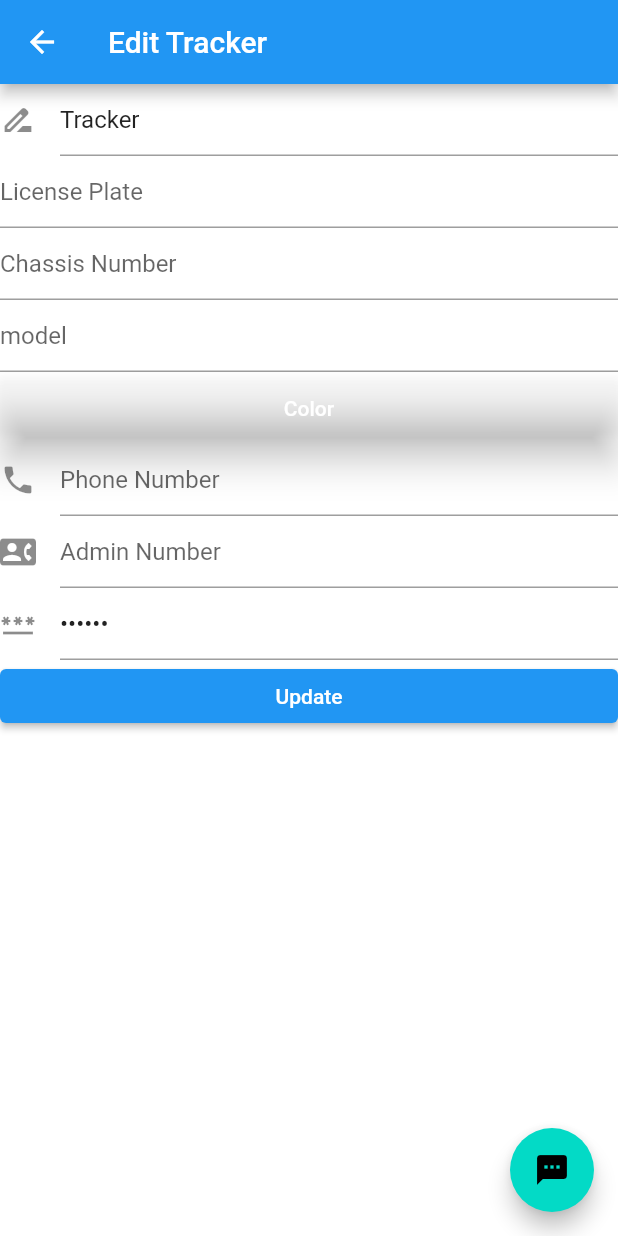
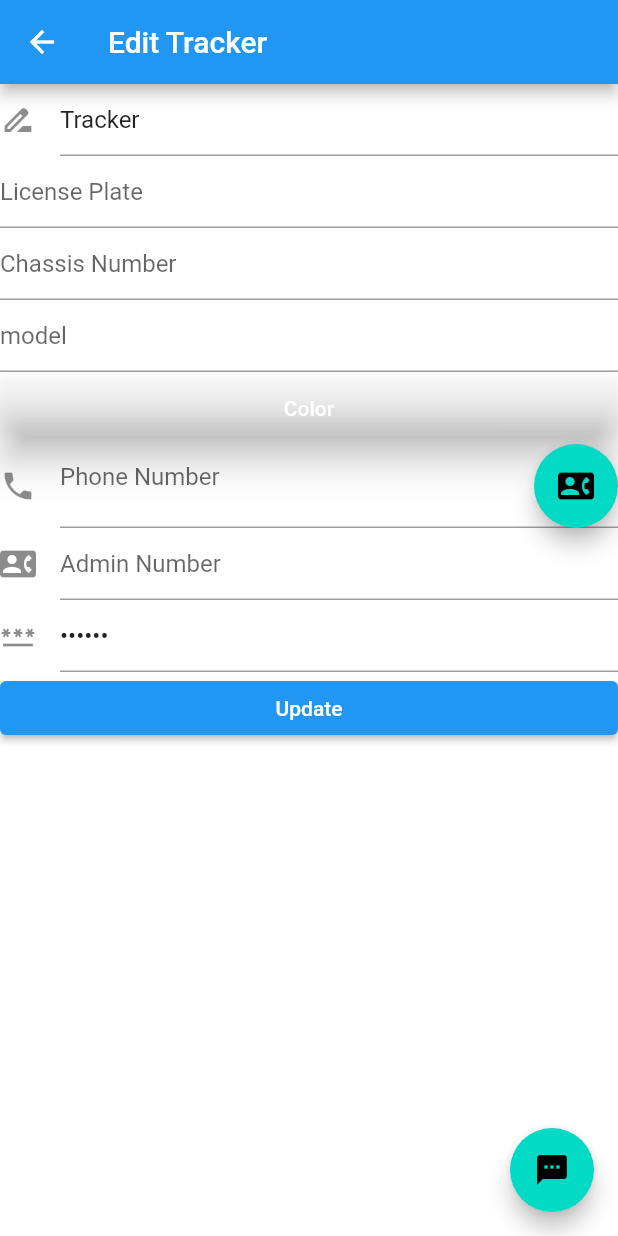
Before and after one commit to tentone/car-tracker-flutter, a Flutter app: the screen it shows after launch, after a tap on the "add" icon, on a phone screen of 412 x 824 dp. Run offline on Flutter 3.47's test engine with Material 2 defaults, Android fonts, the phone set to English and light mode, and no system bars; our stand-ins replace flutter_colorpicker, sqflite; missing offline and left inert: fluttercontactpicker, mapbox_gl, telephony; accounts and stored records are empty.

Commit message:
Select contact button

```diff
--- a/lib/screens/tracker_edit.dart
+++ b/lib/screens/tracker_edit.dart
@@ -84,8 +84,24 @@ class TrackerEditScreenState extends State<TrackerEditScreen> {
             ),
             TextFormField(
               controller: TextEditingController(text: widget.tracker.phoneNumber),
-              decoration: InputDecoration(icon: const Icon(Icons.phone),hintText: Locales.get('phoneNumber', context)),
+              decoration: InputDecoration(
+                  icon: const Icon(Icons.phone),
+                  hintText: Locales.get('phoneNumber', context),
+                  suffixIcon: FloatingActionButton(
+                      child: const Icon(Icons.contact_phone),
+                      onPressed: () async {
+                        final PhoneContact contact = await FlutterContactPicker.pickPhoneContact();
+                        if(contact.phoneNumber?.number != null) {
+                          String number = contact.phoneNumber?.number ?? '';
+                          widget.tracker.phoneNumber = number;
+                          //SMSUtils.send('g1234', number);
+                        }
+                      }
+                  )
+
+              ),
               onChanged: (value) => widget.tracker.phoneNumber = value,
+
             ),
             TextFormField(
               controller: TextEditingController(text: widget.tracker.adminNumber),
```
